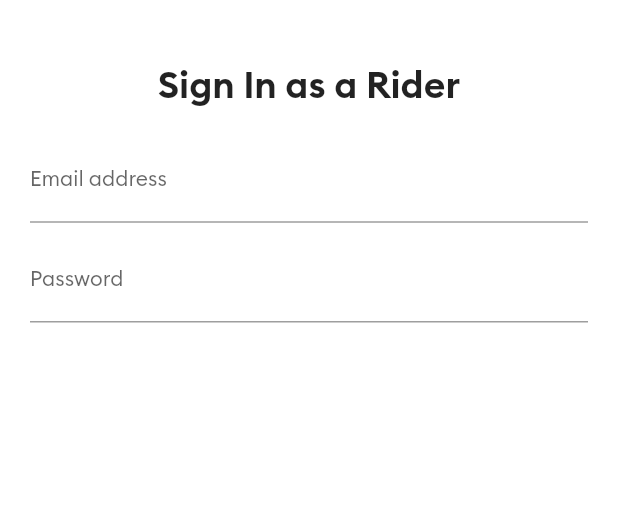
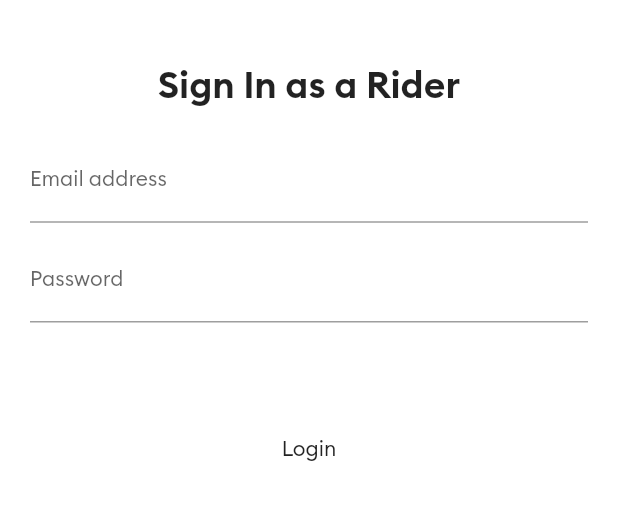
Before and after one commit to SalamiTech/cab_taxt1, a Flutter app: the screen it shows after launch, on a phone screen of 412 x 824 dp, the part 255-775 px from its top. Run offline on Flutter 3.47's test engine with Material 2 defaults, Android fonts, the phone set to English and light mode, and no system bars; our stand-ins replace firebase_core; accounts and stored records are empty.

Commit message:
Login Page

```diff
--- a/lib/screen/loginpage.dart
+++ b/lib/screen/loginpage.dart
@@ -1,4 +1,5 @@
 import 'package:flutter/material.dart';
+import 'package:flutter/src/material/material_button.dart';
 
 class LoginPage extends StatelessWidget {
   const LoginPage({Key? key}) : super(key: key);
@@ -72,9 +73,11 @@ class LoginPage extends StatelessWidget {
             ),
           )
 
+          ,MaterialButton (onPressed:(){},
+              child: Text('Login'),
+          )
+        ],
 
-
-        ],
       ),
     );
   }
```
